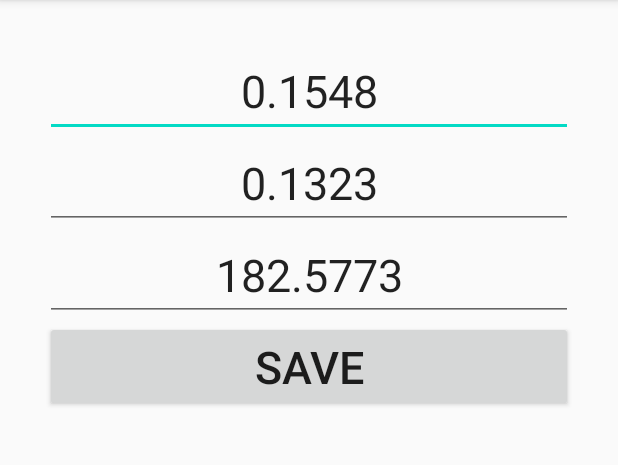
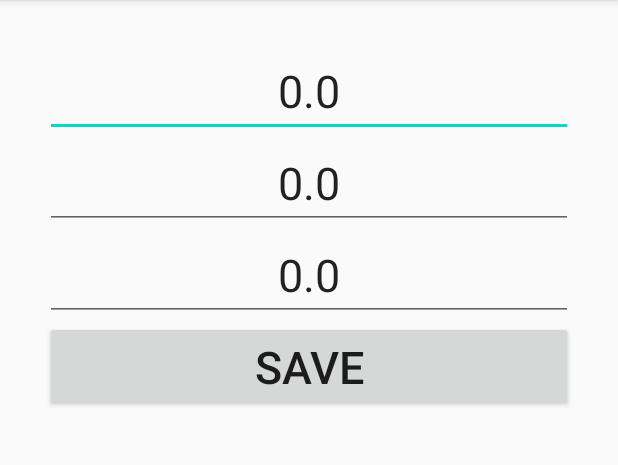
Before and after one commit to gaoyiying/First, an Android app: the huilv screen opened directly, with no data from a screen before it, after a tap on "CONFIG", on a phone screen of 412 x 824 dp, the part 84-549 px from its top. Run offline under Robolectric (Android 15) with nearby library versions, the phone set to English and light mode, and no system bars.

Commit message:
汇率计算

```diff
--- a/app/src/main/AndroidManifest.xml
+++ b/app/src/main/AndroidManifest.xml
@@ -1,7 +1,7 @@
 <?xml version="1.0" encoding="utf-8"?>
 <manifest xmlns:android="http://schemas.android.com/apk/res/android"
     package="com.swufe.stu.first">
-
+    <uses-permission android:name="android.permission.INTERNET"/>
     <application
         android:allowBackup="true"
         android:icon="@mipmap/ic_launcher"
--- a/app/src/main/java/com/swufe/stu/first/huilv.java
+++ b/app/src/main/java/com/swufe/stu/first/huilv.java
@@ -1,6 +1,11 @@
 package com.swufe.stu.first;
 
+import android.app.Activity;
 import android.content.Intent;
+import android.content.SharedPreferences;
+import android.os.Handler;
+import android.os.Message;
+import android.preference.PreferenceManager;
 import android.support.annotation.NonNull;
 import android.support.annotation.Nullable;
 import android.support.v7.app.AppCompatActivity;
@@ -14,14 +19,22 @@ import android.widget.EditText;
 import android.widget.TextView;
 import android.widget.Toast;
 
+import java.io.IOException;
+import java.io.InputStream;
+import java.io.InputStreamReader;
+import java.io.Reader;
 import java.math.BigDecimal;
+import java.net.HttpURLConnection;
+import java.net.MalformedURLException;
+import java.net.URL;
 
-public class huilv extends AppCompatActivity  {
+public class huilv extends AppCompatActivity implements Runnable {
     private static final String TAG = "huilv";
     EditText edit;
     float dollarrate = 0.1548f;
     float eurorate = 0.1323f;
     float wonrate = 182.5773f;
+    Handler handler;
 
     @Override
     protected void onCreate(Bundle savedInstanceState) {
@@ -30,6 +43,33 @@ public class huilv extends AppCompatActivity  {
         TextView output = findViewById(R.id.output);
         Log.i("11111", "onCreate: fg");
         edit = findViewById(R.id.input);
+
+        //读取保存的数据
+        SharedPreferences sharedPreferences = getSharedPreferences("myrate", Activity.MODE_PRIVATE);
+        PreferenceManager.getDefaultSharedPreferences(this);
+        dollarrate = sharedPreferences.getFloat("dollar_rate",0.0f);
+        eurorate = sharedPreferences.getFloat("euro_rate",0.0f);
+        wonrate = sharedPreferences.getFloat("won_rate",0.0f);
+        Log.i(TAG, "onCreate: "+dollarrate);
+        Log.i(TAG, "onCreate: "+eurorate);
+        Log.i(TAG, "onCreate: "+wonrate);
+
+
+
+        handler = new Handler(){
+            @Override
+            public void handleMessage(@NonNull Message msg) {
+                Log.i(TAG, "handleMessage: 收到消息");
+                if(msg.what==6){
+                    String str = (String) msg.obj;
+                    Log.i(TAG, "handleMessage: 收到消息"+str);
+                }
+                super.handleMessage(msg);
+            }
+        };
+        //开启线程
+        Thread t = new Thread(this);
+        t.start();
     }
     public void Click(View btn) {
         Log.i(TAG, "onClick: AAAAA");
@@ -61,6 +101,7 @@ public class huilv extends AppCompatActivity  {
         config.putExtra("euro_rate_key", eurorate);
         config.putExtra("won_rate_key", wonrate);
 
+
         Log.i(TAG, "onActivityResult: dollarrate=" + dollarrate);
         Log.i(TAG, "onActivityResult: eurorate=" + eurorate);
         Log.i(TAG, "onActivityResult: wonrate=" + wonrate);
@@ -87,6 +128,14 @@ public class huilv extends AppCompatActivity  {
              */
         }
 
+        //保存数据到sp
+        SharedPreferences sp = getSharedPreferences("myrate",Activity.MODE_PRIVATE);
+        SharedPreferences.Editor editor = sp.edit();
+        editor.putFloat("dollar_rate",dollarrate);
+        editor.putFloat("euro_rate",eurorate);
+        editor.putFloat("won_rate",wonrate);
+        editor.apply();
+
         Log.i(TAG, "onActivityResult: dollarrate=" + dollarrate);
         Log.i(TAG, "onActivityResult: eurorate=" + eurorate);
         Log.i(TAG, "onActivityResult: wonrate=" + wonrate);
@@ -107,4 +156,53 @@ public class huilv extends AppCompatActivity  {
         }
         return super.onOptionsItemSelected(item);
     }
+
+    public void run(){
+        try {
+            Thread.sleep(3000);
+        } catch (InterruptedException e) {
+            e.printStackTrace();
+        }
+        Log.i(TAG, "run: ....");
+        //发送消息给主线程
+        Message msg = handler.obtainMessage();
+        msg.what = 6;
+        msg.obj = "hello from run";
+        handler.sendMessage(msg);
+        Log.i(TAG, "run: 消息已发送");
+
+        //获取网络数据
+        URL url = null;
+        try {
+            url = new URL("https://www.usd-cny.com/bankofchina.htm");
+            HttpURLConnection http = (HttpURLConnection) url.openConnection();
+            InputStream in = http.getInputStream();
+
+            String html = inputStream2String(in);
+            Log.i(TAG, "run: html=" + html);
+
+        }catch (MalformedURLException e){
+            e.printStackTrace();
+        } catch (IOException e) {
+            e.printStackTrace();
+        }
+
+    }
+
+    private  String inputStream2String(InputStream inputStream)
+            throws IOException{
+        final int bufferSize = 1024;
+        final char[] buffer = new char[bufferSize];
+        final StringBuilder out = new StringBuilder();
+        Reader in = new InputStreamReader(inputStream,"gb2312");
+        while (true){
+            int rsz = in.read(buffer,0,buffer.length);
+            if(rsz<0){
+                break;
+            }
+            out.append(buffer,0,rsz);
+        }
+        return out.toString();
+    }
+
 }
--- a/app/src/main/java/com/swufe/stu/first/huilv2.java
+++ b/app/src/main/java/com/swufe/stu/first/huilv2.java
@@ -1,6 +1,9 @@
 package com.swufe.stu.first;
 
+import android.app.Activity;
 import android.content.Intent;
+import android.content.SharedPreferences;
+import android.preference.PreferenceManager;
 import android.support.v7.app.AppCompatActivity;
 import android.os.Bundle;
 import android.util.Log;
@@ -53,7 +56,6 @@ public class huilv2 extends AppCompatActivity {
         //startActivity(Save);
         setResult(3,first);
         finish();
-
     }
 
 }
--- a/app/src/main/res/layout/activity_huilv2.xml
+++ b/app/src/main/res/layout/activity_huilv2.xml
@@ -41,5 +41,5 @@
         android:layout_height="wrap_content"
         android:textSize="30dp"
         android:text="SAVE"
-        android:onClick="Click"/>
+        android:onClick="Save"/>
 </LinearLayout>
```
